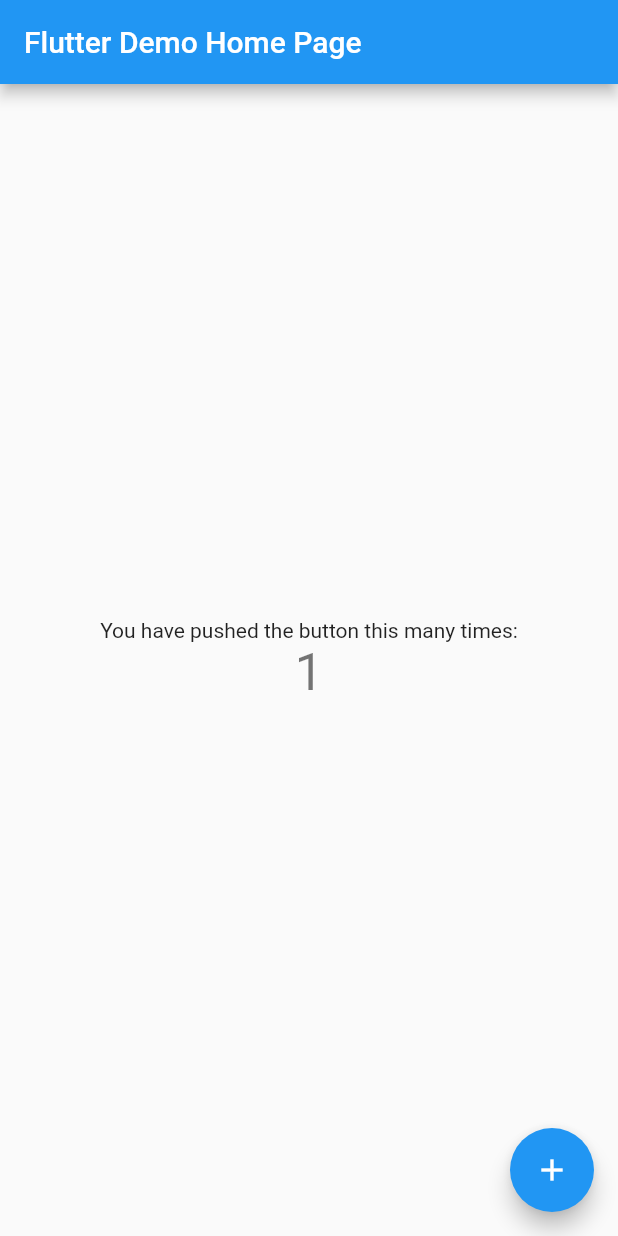
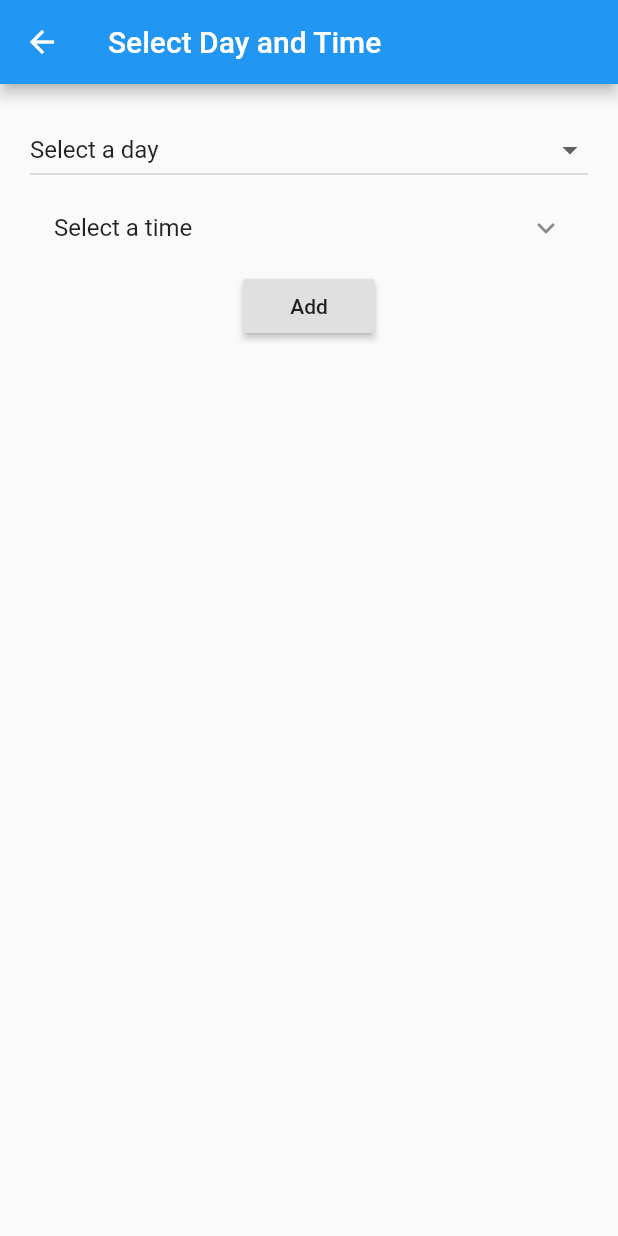
Before and after one commit to VithuJey/ping-me, a Flutter app: the screen it shows after launch, after a tap on the "add" icon, on a phone screen of 412 x 824 dp. Run offline on Flutter 3.47's test engine with Material 2 defaults, Android fonts, the phone set to English and light mode, and no system bars.

Commit message:
add pages

```diff
--- a/lib/main.dart
+++ b/lib/main.dart
@@ -1,111 +1,14 @@
 import 'package:flutter/material.dart';
+import 'package:ping_me/pages/details_list.dart';
+import 'package:ping_me/pages/day_time.dart';
 
-void main() => runApp(MyApp());
+void main() => runApp(MaterialApp(
 
-class MyApp extends StatelessWidget {
-  // This widget is the root of your application.
-  @override
-  Widget build(BuildContext context) {
-    return MaterialApp(
-      title: 'Flutter Demo',
-      theme: ThemeData(
-        // This is the theme of your application.
-        //
-        // Try running your application with "flutter run". You'll see the
-        // application has a blue toolbar. Then, without quitting the app, try
-        // changing the primarySwatch below to Colors.green and then invoke
-        // "hot reload" (press "r" in the console where you ran "flutter run",
-        // or simply save your changes to "hot reload" in a Flutter IDE).
-        // Notice that the counter didn't reset back to zero; the application
-        // is not restarted.
-        primarySwatch: Colors.blue,
-      ),
-      home: MyHomePage(title: 'Flutter Demo Home Page'),
-    );
-  }
-}
+  initialRoute: '/details_list',
 
-class MyHomePage extends StatefulWidget {
-  MyHomePage({Key key, this.title}) : super(key: key);
+  routes: {
+    '/details_list': (context) => DetailsListPage(),
+    '/day_time': (context) => DayTimePage()
+  },
 
-  // This widget is the home page of your application. It is stateful, meaning
-  // that it has a State object (defined below) that contains fields that affect
-  // how it looks.
-
-  // This class is the configuration for the state. It holds the values (in this
-  // case the title) provided by the parent (in this case the App widget) and
-  // used by the build method of the State. Fields in a Widget subclass are
-  // always marked "final".
-
-  final String title;
-
-  @override
-  _MyHomePageState createState() => _MyHomePageState();
-}
-
-class _MyHomePageState extends State<MyHomePage> {
-  int _counter = 0;
-
-  void _incrementCounter() {
-    setState(() {
-      // This call to setState tells the Flutter framework that something has
-      // changed in this State, which causes it to rerun the build method below
-      // so that the display can reflect the updated values. If we changed
-      // _counter without calling setState(), then the build method would not be
-      // called again, and so nothing would appear to happen.
-      _counter++;
-    });
-  }
-
-  @override
-  Widget build(BuildContext context) {
-    // This method is rerun every time setState is called, for instance as done
-    // by the _incrementCounter method above.
-    //
-    // The Flutter framework has been optimized to make rerunning build methods
-    // fast, so that you can just rebuild anything that needs updating rather
-    // than having to individually change instances of widgets.
-    return Scaffold(
-      appBar: AppBar(
-        // Here we take the value from the MyHomePage object that was created by
-        // the App.build method, and use it to set our appbar title.
-        title: Text(widget.title),
-      ),
-      body: Center(
-        // Center is a layout widget. It takes a single child and positions it
-        // in the middle of the parent.
-        child: Column(
-          // Column is also a layout widget. It takes a list of children and
-          // arranges them vertically. By default, it sizes itself to fit its
-          // children horizontally, and tries to be as tall as its parent.
-          //
-          // Invoke "debug painting" (press "p" in the console, choose the
-          // "Toggle Debug Paint" action from the Flutter Inspector in Android
-          // Studio, or the "Toggle Debug Paint" command in Visual Studio Code)
-          // to see the wireframe for each widget.
-          //
-          // Column has various properties to control how it sizes itself and
-          // how it positions its children. Here we use mainAxisAlignment to
-          // center the children vertically; the main axis here is the vertical
-          // axis because Columns are vertical (the cross axis would be
-          // horizontal).
-          mainAxisAlignment: MainAxisAlignment.center,
-          children: <Widget>[
-            Text(
-              'You have pushed the button this many times:',
-            ),
-            Text(
-              '$_counter',
-              style: Theme.of(context).textTheme.display1,
-            ),
-          ],
-        ),
-      ),
-      floatingActionButton: FloatingActionButton(
-        onPressed: _incrementCounter,
-        tooltip: 'Increment',
-        child: Icon(Icons.add),
-      ), // This trailing comma makes auto-formatting nicer for build methods.
-    );
-  }
-}
+));
--- /dev/null
+++ b/lib/pages/day_time.dart
@@ -0,0 +1,93 @@
+import 'package:flutter/material.dart';
+
+class DayTimePage extends StatefulWidget {
+  @override
+  _DayTimeState createState() => _DayTimeState();
+}
+
+class _DayTimeState extends State<DayTimePage> {
+
+  Map<String, TimeOfDay> _day_time = new Map<String, TimeOfDay>();
+
+  List<String> days = ["Select a day", "Monday", "Tuesday", "Wednesday", "Thursday", "Friday", "Saturday", "Sunday"];
+  String _day;
+  TimeOfDay _time;
+
+  @override
+  void initState() {
+    super.initState();
+    _day = "Select a day";
+    _time = TimeOfDay(hour: 00,minute:00);
+  }
+
+
+  @override
+  Widget build(BuildContext context) {
+
+    return Scaffold(
+      appBar: AppBar(
+      title: Text("Select Day and Time"),
+      backgroundColor: Colors.blue,
+
+      ),
+      body:Padding(
+            padding: const EdgeInsets.all(20.0),
+            child:Column(
+              children: <Widget>[
+
+                // Day_Dropdown
+                DropdownButton<String>(
+                  isExpanded: true,
+                  items : days.map((String value){
+                    return DropdownMenuItem<String>(
+                    value :value,
+                    child: Text (value)
+                    );
+                  }).toList(),
+                  value: this._day,
+                  onChanged:(String value) {
+                      setState(() {
+                        this._day = value;
+                      });
+                  }
+                ),
+
+                // Time_Picker
+                ListTile(
+                  title: (_time==TimeOfDay(hour: 00,minute:00))?Text("Select a time"):Text("${_time.hour}:${_time.minute}"),
+                  trailing: Icon(Icons.keyboard_arrow_down),
+                  onTap: _pickTime,
+                ),
+
+                // Add Button
+                RaisedButton(onPressed: _addDayTime, child: Text("Add")),
+
+              ],
+            )
+      )
+
+    );
+  }
+
+  _pickTime() async {
+    TimeOfDay t = await showTimePicker(
+        context: context,
+        initialTime: _time
+      );    if(t != null)
+        setState(() {
+          _time = t;
+        });
+  }
+
+  _addDayTime() async {
+      _day_time.putIfAbsent(_day, () => _time);
+      days.remove(_day);
+      setState(() {
+        _day = "Select a day";
+        _time=TimeOfDay(hour: 00,minute:00);
+      });
+      print(days);
+      print(_day_time);
+  }
+
+}
--- /dev/null
+++ b/lib/pages/details_list.dart
@@ -0,0 +1,44 @@
+import 'package:flutter/material.dart';
+
+class DetailsListPage extends StatefulWidget {
+  // DetailsListPage({Key key, this.title}) : super(key: key);
+
+  // final String title;
+
+  @override
+  _DetailsListState createState() => _DetailsListState();
+}
+
+class _DetailsListState extends State<DetailsListPage> {
+
+  @override
+  Widget build(BuildContext context) {
+    return Scaffold(
+      appBar: AppBar(
+        // Here we take the value from the MyHomePage object that was created by
+        // the App.build method, and use it to set our appbar title.
+        // title: Text(widget.title),
+      ),
+      body: Center(
+        // Center is a layout widget. It takes a single child and positions it
+        // in the middle of the parent.
+        child: Column(
+          children: <Widget>[
+            Text(
+              'You have pushed the button this many times:',
+            ),
+
+          ],
+        ),
+      ),
+      floatingActionButton: FloatingActionButton(
+        // onPressed: _incrementCounter,
+        onPressed: () {
+          Navigator.pushNamed(context, '/day_time');
+        },
+        tooltip: 'Increment',
+        child: Icon(Icons.add),
+      ), // This trailing comma makes auto-formatting nicer for build methods.
+    );
+  }
+}
```
Also changed, not shown: lib/test.dart (added, +111 -0 lines), 1 other file.
